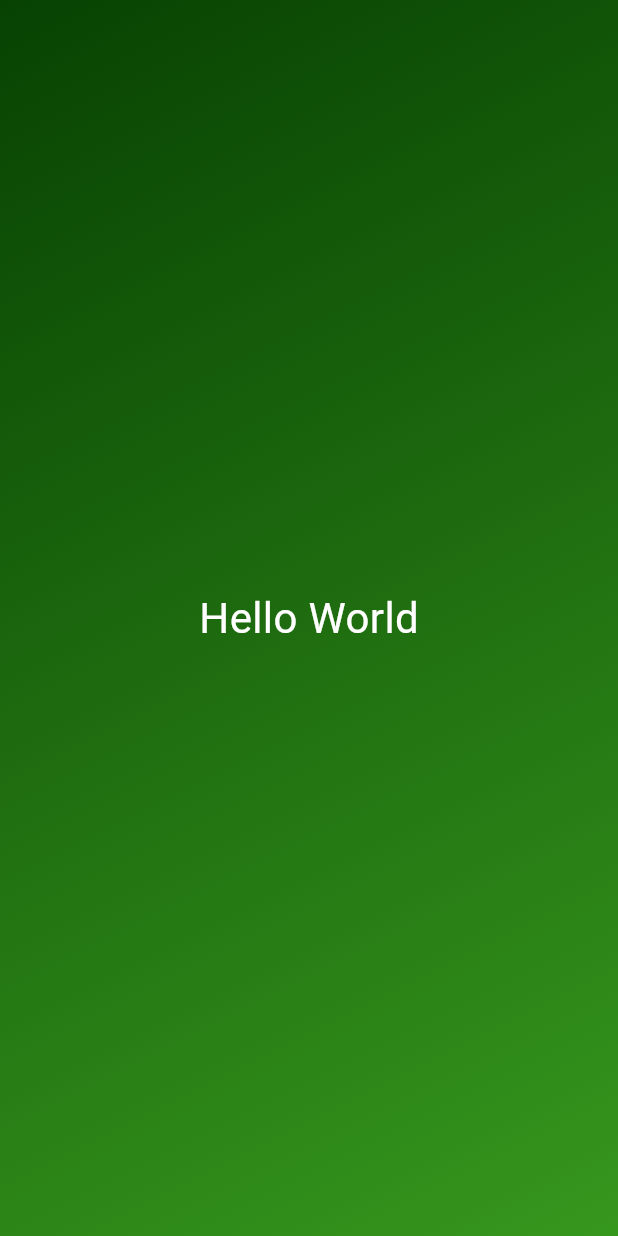
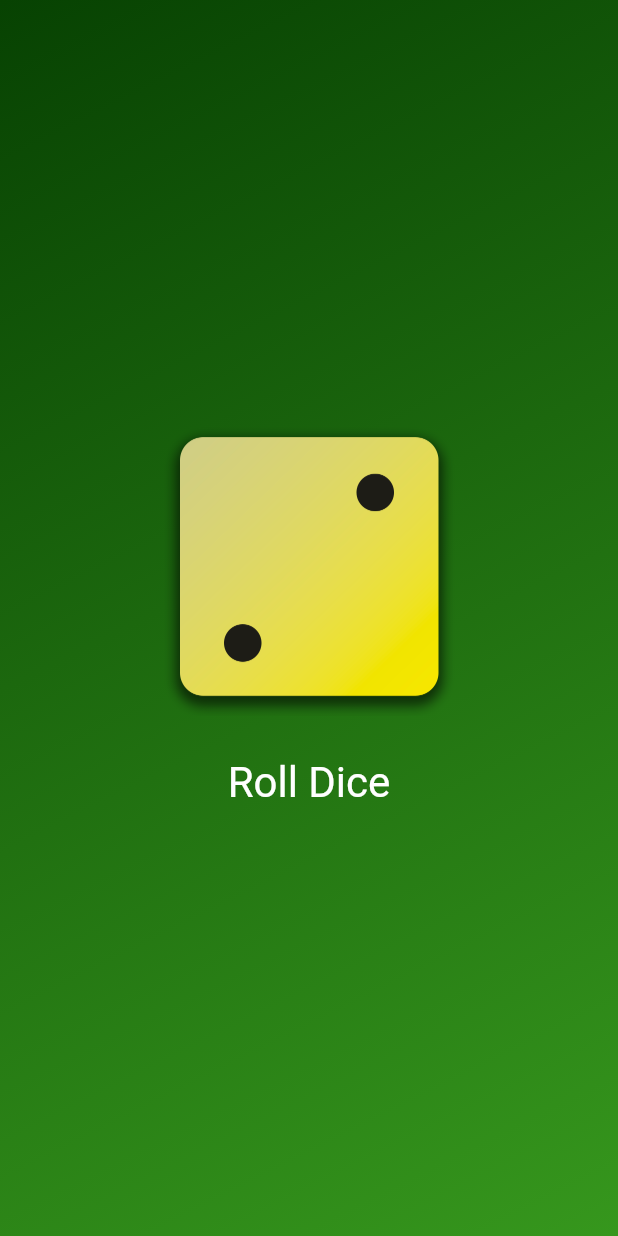
Before and after one commit to Oyaabuun/flutter, a Flutter app: the screen it shows after launch, on a phone screen of 412 x 824 dp. Run offline on Flutter 3.47's test engine with Material 3 defaults, Android fonts, the phone set to English and light mode, and no system bars.

Commit message:
first commit afdasfasf as f

```diff
--- a/lib/gradient_container.dart
+++ b/lib/gradient_container.dart
@@ -1,4 +1,4 @@
-import "package:first_app/styled_text.dart";
+//import "package:first_app/styled_text.dart";
 import "package:flutter/material.dart";
 
 //var startAlignment = Alignment.topLeft;
@@ -55,23 +55,32 @@ class GradientContainer extends StatelessWidget{
 
 //**********************************/
 //2nd solution
-class GradientContainer extends StatelessWidget{
+
+/*
+class GradientContainer extends StatelessWidget {
   //const GradientContainer({super.key, required this.colors});
   //in the above line if you are putting inside the {} menas you are defining
   // a named argument and it will need required keyword
   //below we are using itt as postional argument to keep
   //things simple
 
-
   /*const GradientContainer(this.color1,this.color2,{super.key});
     final Color color1;
    final Color color2;
    */
 
-   const GradientContainer(Color color1,Color color2,{super.key}): fcolor1=color1,fcolor2=color2;
+  const GradientContainer(Color color1, Color color2, {super.key})
+      : fcolor1 = color1,
+        fcolor2 = color2;
 //here we are passing the two colors in separate varaibles
   final Color fcolor1;
   final Color fcolor2;
+
+//void rollDice() {}  this function is for activating
+//the pressbutton but since we are already using
+//the () {} in below lines so this is commented
+
+
 
   @override
   Widget build(context) {
@@ -79,17 +88,115 @@ class GradientContainer extends StatelessWidget{
     //WE ARE ABLE TO REASSIGN THIS VARIABLE HERE AS IN DART
     //when variable is declared with var variablename then it is dynamic type it can take anyvalue and it is mutable
     return Container(
-          decoration:  BoxDecoration(
+      decoration: BoxDecoration(
         gradient: LinearGradient(
-              colors: [fcolor1,fcolor2],
-              begin: startAlignment, //when you use Alignment? startAlignment; in variable declaraion in starting of code here on begin and end we will have errors since it doesnt want null values so better to use var method
+          colors: [fcolor1, fcolor2],
+          begin:
+              startAlignment, //when you use Alignment? startAlignment; in variable declaraion in starting of code here on begin and end we will have errors since it doesnt want null values so better to use var method
           end: endAlignment,
         ),
-
       ),
-        child: const Center(
-         child : StyledText('Hello World'),
+      child: Center(
+        child: Column(
+          mainAxisSize: MainAxisSize
+              .min, //the dice went to the top middle so bring it back to center we used this
+          children: [
+            Image.asset(
+              'assets/images/dice-1.png',
+              width: 200,
+            ),
+            const SizedBox(height: 20,),
+            /*
+                          TextButton(onPressed: rollDice,
+                                     child: const Text('Roll Dice'),
+                          )*/
+            TextButton(
+              onPressed: () {
+                //''onPressed has an anonynous function
+                //which will register the click and
+                //anything you wirte inside this curly braces
+                //will happen if you want when the
+                //button is pressed
+              },
+              style: TextButton.styleFrom(
+                //padding: const EdgeInsets.only( //tis padding line increases the distance between the roll dice and the actual dice image
+                // top: 20,
+                //), //YOU CAN USE EITHER PADDING OR SizedBox parameter which we have used few lines before
+                foregroundColor: Colors
+                    .white, //this line is making the roll dice line look bigger
+                textStyle: const TextStyle(
+                  fontSize: 28,
+                ),
+              ),
+              child: const Text('Roll Dice'),
+            )
+          ],
+        ),
       ),
     );
   }
 }
+*/
+
+/////////////////88888888888888888888888888888888
+///
+
+
+class GradientContainer extends StatelessWidget {
+  GradientContainer(this.color1, this.color2, {super.key});
+
+  GradientContainer.green({super.key})
+      : color1 = const Color.fromARGB(255, 4, 80, 7),
+        color2 = const Color.fromARGB(255, 123, 175, 63);
+
+  final Color color1;
+  final Color color2;
+
+  // Class-level variable
+  var activeDiceImage = 'assets/images/dice-2.png';
+
+  void rollDice() {
+    // Modify the class-level variable
+    activeDiceImage = 'assets/images/dice-4.png';
+    print('Changing image....');
+  }
+
+  @override
+  Widget build(BuildContext context) {
+    // Initialize alignment variables
+    var startAlignment = Alignment.topLeft;
+    var endAlignment = Alignment.bottomRight;
+
+    return Container(
+      decoration: BoxDecoration(
+        gradient: LinearGradient(
+          colors: [color1, color2],
+          begin: startAlignment,
+          end: endAlignment,
+        ),
+      ),
+      child: Center(
+        child: Column(
+          mainAxisSize: MainAxisSize.min, // Centers the dice vertically
+          children: [
+            Image.asset(
+              activeDiceImage,
+              width: 200,
+            ),
+            const SizedBox(height: 20),
+            TextButton(
+              onPressed: rollDice, // Calls the rollDice function on button press
+              style: TextButton.styleFrom(
+                foregroundColor: Colors.white,
+                textStyle: const TextStyle(
+                  fontSize: 28,
+                ),
+              ),
+              child: const Text('Roll Dice'),
+            ),
+          ],
+        ),
+      ),
+    );
+  }
+}
--- a/lib/main.dart
+++ b/lib/main.dart
@@ -1,13 +1,15 @@
 import 'package:flutter/material.dart';
 import 'package:first_app/gradient_container.dart';
-
 
 // The main function is the entry point of the Flutter app.
 void main() {
   runApp(
-    const MaterialApp(
+    MaterialApp(
       home: Scaffold(
-        body: GradientContainer(Color.fromARGB(255, 7, 66, 2),Color.fromARGB(255, 54, 151, 29)), // This is the constructor for the GradientContainer class.
+        body: GradientContainer(
+            const Color.fromARGB(255, 7, 66, 2),
+            const Color.fromARGB(255, 54, 151,
+                29)), // This is the constructor for the GradientContainer class.
       ),
     ),
   );
```
Also changed, not shown: pubspec.yaml (+9 -3 lines), assets/images/dice-7.png (added). Lines whose indentation alone changed are shown as unchanged.
